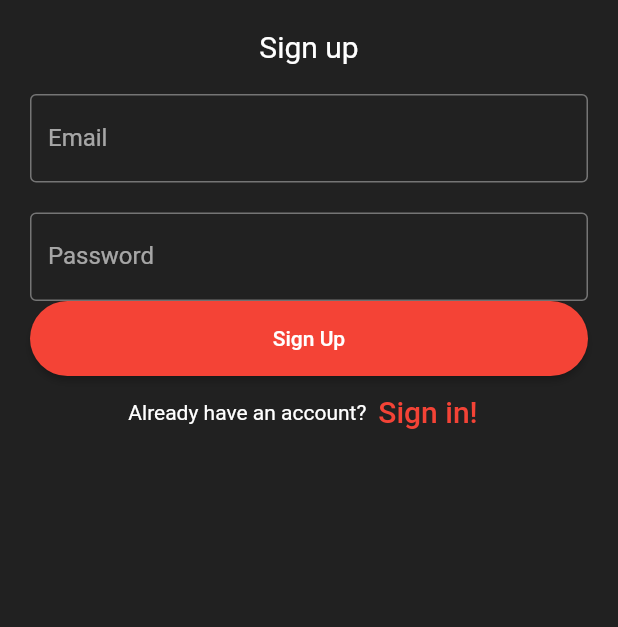
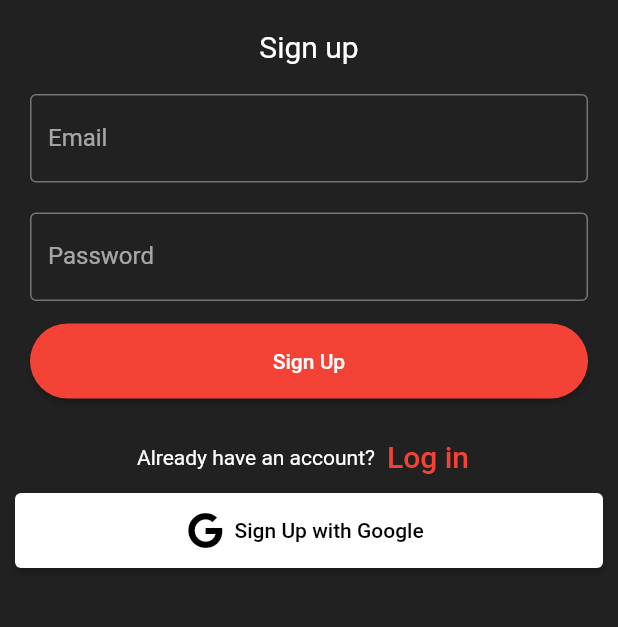
Before and after one commit to AnisDhia/health_tracker, a Flutter app: the screen it shows after launch, after a tap on "Sign up!", on a phone screen of 412 x 824 dp, the part 83-710 px from its top. Run offline on Flutter 3.47's test engine with Material 2 defaults, Android fonts, the phone set to English and light mode, and no system bars; our stand-ins replace animated_theme_switcher, firebase_auth, firebase_core, font_awesome_flutter, google_sign_in, image_picker and 1 more; accounts and stored records are empty.

Commit message:
Added Sign in with Google updated some packages changed minSDK version to 21

```diff
--- a/lib/main.dart
+++ b/lib/main.dart
@@ -38,7 +38,7 @@ class MyApp extends StatelessWidget {
         StreamProvider(
           create: (context) => context.read<AuthenticationService>().authStateChanges,
           initialData: null
-          )
+          ),
       ],
       child: ThemeProvider(
         initTheme: user.isDarkMode ? MyThemes.darkTheme : MyThemes.lightTheme,
--- a/lib/screens/diary_screen.dart
+++ b/lib/screens/diary_screen.dart
@@ -1,5 +1,5 @@
 import 'package:flutter/material.dart';
-import 'package:health_tracker/widgets/nav-drawer.dart';
+import 'package:health_tracker/widgets/drawer.dart';
 
 class DiaryScreen extends StatefulWidget {
   const DiaryScreen({ Key? key }) : super(key: key);
--- a/lib/screens/home_screen.dart
+++ b/lib/screens/home_screen.dart
@@ -1,5 +1,5 @@
 import 'package:flutter/material.dart';
-import 'package:health_tracker/widgets/nav-drawer.dart';
+import 'package:health_tracker/widgets/drawer.dart';
 
 class HomeScreen extends StatefulWidget {
   const HomeScreen({ Key? key }) : super(key: key);
--- a/lib/screens/plans_screen.dart
+++ b/lib/screens/plans_screen.dart
@@ -1,5 +1,5 @@
 import 'package:flutter/material.dart';
-import 'package:health_tracker/widgets/nav-drawer.dart';
+import 'package:health_tracker/widgets/drawer.dart';
 
 class PlansScreen extends StatelessWidget {
   const PlansScreen({ Key? key }) : super(key: key);
--- a/lib/screens/profile_screen.dart
+++ b/lib/screens/profile_screen.dart
@@ -44,7 +44,7 @@ class _ProfileState extends State<ProfileScreen> {
                 const SizedBox(height: 24,),
                 Center(child: buildUpgradeButton()),
                 const SizedBox(height: 24,),
-                NumbersWidget(),
+                const NumbersWidget(),
                 const SizedBox(height: 48,),
                 buildAbout(user),
               ],
--- a/lib/screens/recipes_screen.dart
+++ b/lib/screens/recipes_screen.dart
@@ -1,5 +1,5 @@
 import 'package:flutter/material.dart';
-import 'package:health_tracker/widgets/nav-drawer.dart';
+import 'package:health_tracker/widgets/drawer.dart';
 
 class RecipesScreen extends StatelessWidget {
   const RecipesScreen({ Key? key }) : super(key: key);
--- a/lib/screens/registration_screen.dart
+++ b/lib/screens/registration_screen.dart
@@ -1,4 +1,5 @@
 import 'package:flutter/material.dart';
+import 'package:font_awesome_flutter/font_awesome_flutter.dart';
 import 'package:health_tracker/services/authentication_service.dart';
 import 'package:health_tracker/widgets/button-widget.dart';
 import 'package:provider/provider.dart';
@@ -62,16 +63,19 @@ class _SignUpScreenState extends State<SignUpScreen> {
 
               Container(
                   height: 50,
+                  margin: const EdgeInsets.fromLTRB(0,15,0,15),
                   padding: const EdgeInsets.fromLTRB(10, 0, 10, 0),
                   child: buildSignupButton(),
               ),
+
+              // const SizedBox(height: 5,),
 
               Row(
                 children: <Widget>[
                   const Text('Already have an account?'),
                   TextButton(
                     child: const Text(
-                      'Sign in!',
+                      'Log in',
                       style: TextStyle(fontSize: 20),
                     ),
                     onPressed: () {
@@ -82,6 +86,21 @@ class _SignUpScreenState extends State<SignUpScreen> {
                   )
                 ],
                 mainAxisAlignment: MainAxisAlignment.center,
+              ),
+
+              ElevatedButton.icon(
+                icon: const FaIcon(FontAwesomeIcons.google),
+                style: ElevatedButton.styleFrom(
+                  primary: Colors.white,
+                  onPrimary: Colors.black,
+                  minimumSize: const Size(double.infinity, 50),
+                ),
+                label: const Text('Sign Up with Google'),
+                onPressed: () {
+                  // final provider = Provider.of<GoogleSignInProvider>(context, listen: false);
+                  // provider.googleLogin();
+                  context.read<AuthenticationService>().signInWithGoogle();
+                },
               ),
             ],
           )),
--- a/lib/widgets/nav-drawer.dart
+++ b/lib/widgets/drawer.dart
@@ -17,7 +17,7 @@ class NavDrawer extends StatelessWidget {
               style: TextStyle(color: Colors.white, fontSize: 25),
             ),
             decoration: BoxDecoration(
-                color: Colors.green,
+                color: Colors.red,
                 image: DecorationImage(
                     fit: BoxFit.fill,
                     image: AssetImage('assets/images/cover.jpg'),
```
Also changed, not shown: lib/services/authentication_service.dart (+17 -0 lines), pubspec.yaml (+12 -3 lines), pubspec.lock, 3 other files.
